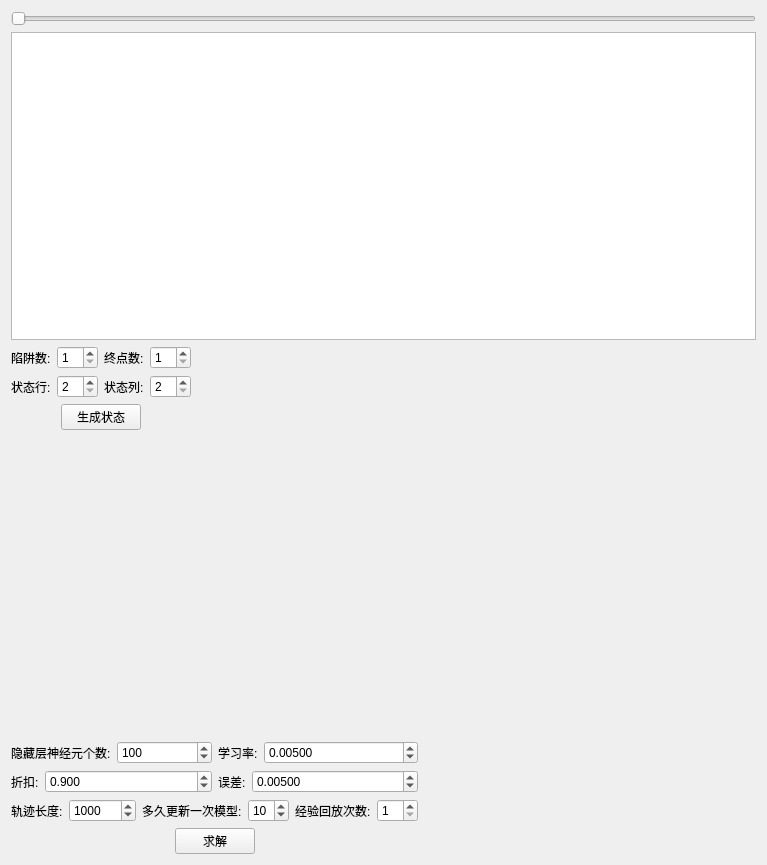
Old version of the form deep_q_network/deep_q_network.ui in the repository purundong/deep_q_network1.
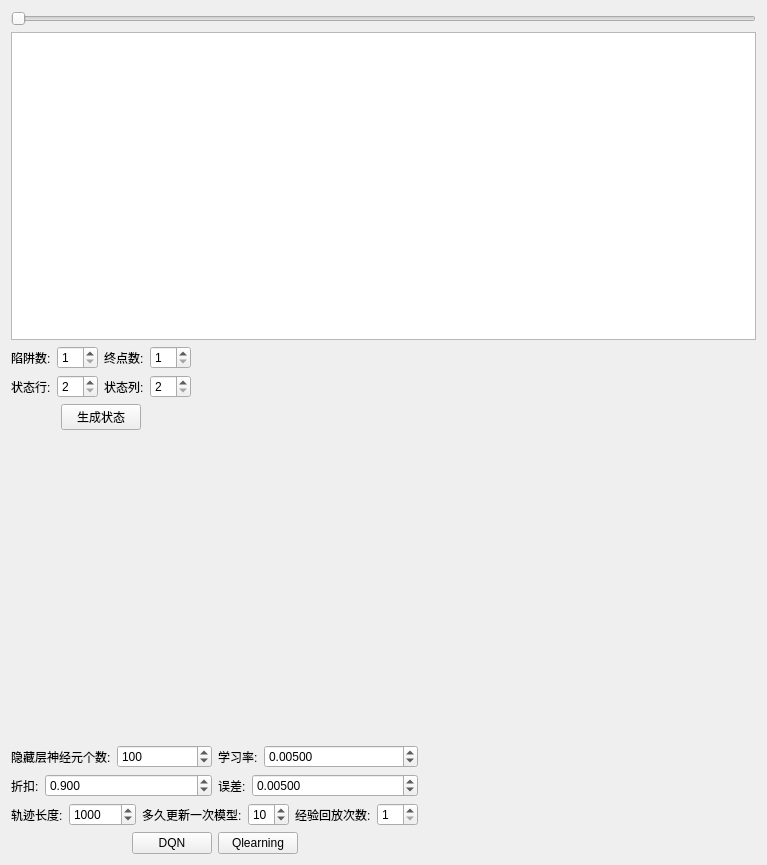
New version of the form.

Diff of the .ui file:
```diff
--- a/deep_q_network/deep_q_network.ui
+++ b/deep_q_network/deep_q_network.ui
@@ -367,7 +367,14 @@
            <item>
             <widget class="QPushButton" name="pushButton_solve">
              <property name="text">
-              <string>求解</string>
+              <string>DQN</string>
+             </property>
+            </widget>
+           </item>
+           <item>
+            <widget class="QPushButton" name="pushButton_qlearning">
+             <property name="text">
+              <string>Qlearning</string>
              </property>
             </widget>
            </item>
```
Left out of the diff: 2 changed lines with no effect on the pictures.
